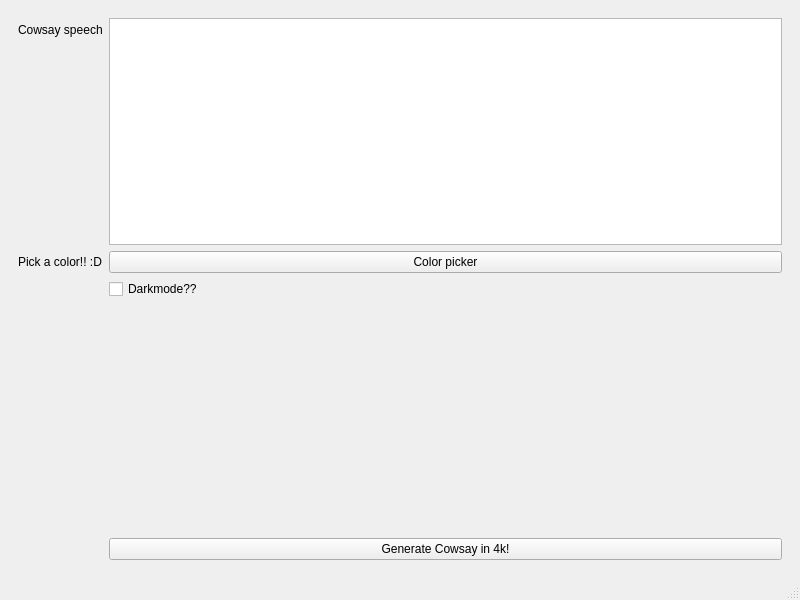
This is mainwindow.ui in DrunkenToast/cowsay4k-qt as Qt 5 draws it before an edit. The edited form follows.
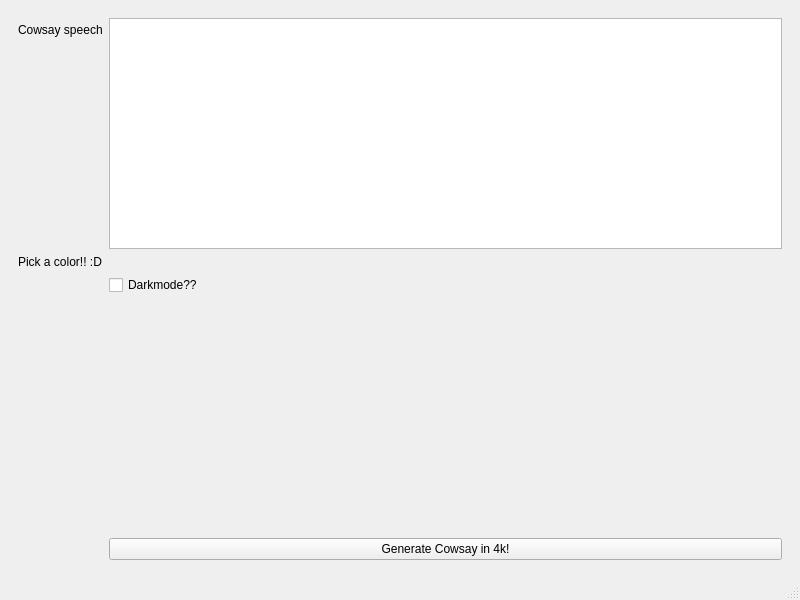
This is the edited form. The open tabs and pages were chosen to show the change. Custom widgets are drawn as their Qt base class.

Commit message: color widget

Diff of the .ui file:
```diff
--- a/mainwindow.ui
+++ b/mainwindow.ui
@@ -36,13 +36,6 @@
           </property>
          </widget>
         </item>
-        <item row="1" column="1">
-         <widget class="QPushButton" name="btnColorPicker">
-          <property name="text">
-           <string>Color picker</string>
-          </property>
-         </widget>
-        </item>
         <item row="2" column="1">
          <widget class="QCheckBox" name="chkboxDarkmode">
           <property name="text">
@@ -73,6 +66,16 @@
         <item row="0" column="1">
          <widget class="QTextEdit" name="textCowsay"/>
         </item>
+        <item row="1" column="1">
+         <widget class="ColorWidget" name="colorWidget" native="true">
+          <property name="sizePolicy">
+           <sizepolicy hsizetype="MinimumExpanding" vsizetype="Minimum">
+            <horstretch>0</horstretch>
+            <verstretch>0</verstretch>
+           </sizepolicy>
+          </property>
+         </widget>
+        </item>
        </layout>
       </widget>
       <widget class="QWidget" name="imagePage">
@@ -126,6 +129,14 @@
   </widget>
   <widget class="QStatusBar" name="statusbar"/>
  </widget>
+ <customwidgets>
+  <customwidget>
+   <class>ColorWidget</class>
+   <extends>QWidget</extends>
+   <header>colorwidget.h</header>
+   <container>1</container>
+  </customwidget>
+ </customwidgets>
  <resources/>
  <connections/>
 </ui>
```
Left out of the diff: 2 changed lines with no effect on the pictures. The commit also changes 6 other files.
